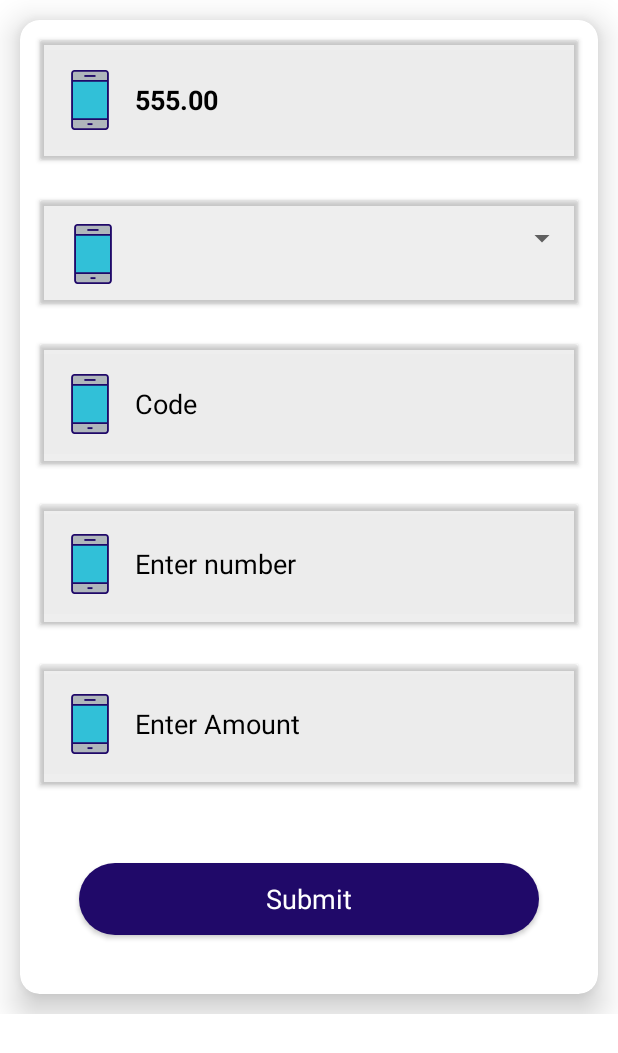
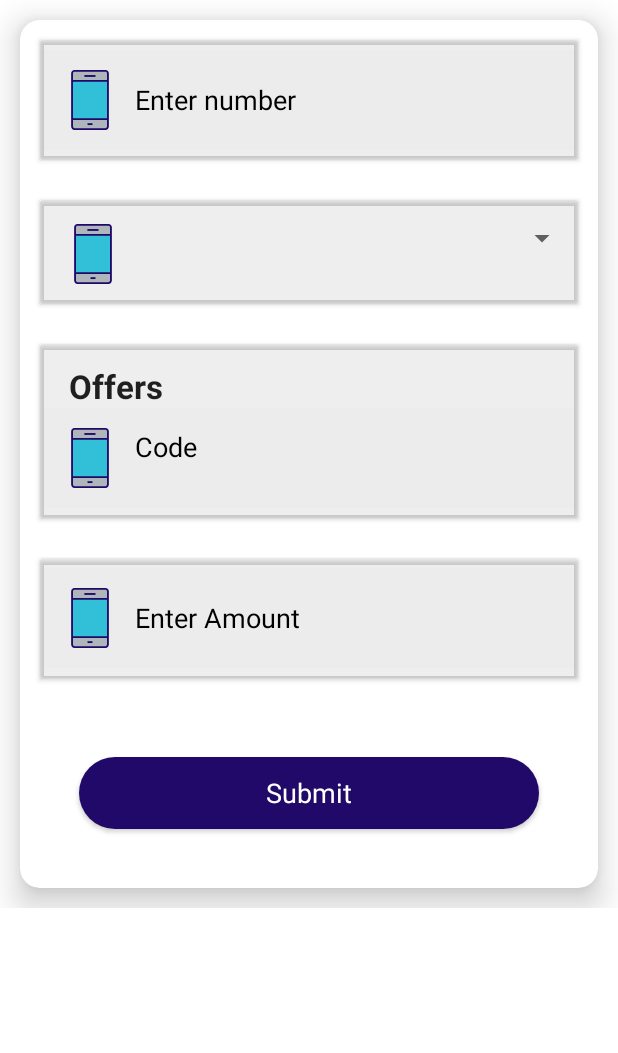
Before and after one commit to Jitendraneepanlok/paygl, an Android app: the layout fragment_prepaid_recharge.xml on its own in the app's theme, with its tools: preview values and no code run, on a phone screen of 412 x 824 dp. Shown: the top 1053 px of the screen. Run offline under Robolectric (Android 15) with nearby library versions, the phone set to English and light mode, and no system bars.

Commit message:
change in prepaid and dth rechare ui

```diff
--- a/app/src/main/java/com/mlm/payment/paygl/Navigation/ui/dth/DthFragment.kt
+++ b/app/src/main/java/com/mlm/payment/paygl/Navigation/ui/dth/DthFragment.kt
@@ -40,7 +40,7 @@ class DthFragment : Fragment() {
     private lateinit var selectedoperator: String
     private  var operatorlist: ArrayList<Operator>? =null
     private var planname: ArrayList<ViewPlan>? = null
-    private lateinit var etplan: AppCompatEditText
+    private lateinit var etplan: AppCompatTextView
     private lateinit var btnpay: AppCompatButton
     private lateinit var etamount :AppCompatEditText
     private lateinit var etnumber: AppCompatEditText
--- a/app/src/main/java/com/mlm/payment/paygl/Navigation/ui/prepaid/PrepaidFragment.kt
+++ b/app/src/main/java/com/mlm/payment/paygl/Navigation/ui/prepaid/PrepaidFragment.kt
@@ -38,7 +38,7 @@ class PrepaidFragment : Fragment() {
     private var planname: ArrayList<ViewPlan>? = null
     private lateinit var dashboardid: String
     private lateinit var selectedoperator: String
-    private lateinit var etplan: AppCompatEditText
+    private lateinit var etplan: AppCompatTextView
     private lateinit var btnpay: AppCompatButton
     private lateinit var etamount :AppCompatEditText
     private lateinit var etnumber: AppCompatEditText
--- a/app/src/main/res/layout/fragment_prepaid_recharge.xml
+++ b/app/src/main/res/layout/fragment_prepaid_recharge.xml
@@ -30,7 +30,7 @@
                         android:layout_height="wrap_content">
 
                         <androidx.cardview.widget.CardView
-                            android:id="@+id/card1"
+                            android:id="@+id/card4"
                             android:layout_width="match_parent"
                             android:layout_height="wrap_content"
                             android:layout_margin="@dimen/_10sdp"
@@ -43,25 +43,20 @@
                                 android:paddingBottom="@dimen/_5sdp">
 
                                 <androidx.appcompat.widget.AppCompatEditText
-                                    android:id="@+id/etwalletbalance"
+                                    android:id="@+id/etnumber"
                                     android:layout_width="match_parent"
                                     android:layout_height="wrap_content"
                                     android:layout_alignParentLeft="true"
                                     android:background="@color/ripple"
                                     android:backgroundTint="@color/ripple"
-                                    android:clickable="false"
                                     android:drawableLeft="@drawable/ic_smartphone"
                                     android:drawablePadding="10dp"
-                                    android:editable="false"
-                                    android:enabled="false"
-                                    android:focusable="false"
-                                    android:focusableInTouchMode="false"
-                                    android:hint="@string/wallet_price"
+                                    android:hint="@string/enter_number"
+                                    android:inputType="number"
                                     android:padding="@dimen/_10sdp"
                                     android:textAppearance="@style/TextAppearance.AppCompat.Medium"
                                     android:textColor="@color/black"
-                                    android:textColorHint="@color/black"
-                                    android:textStyle="bold" />
+                                    android:textColorHint="@color/black" />
 
 
                             </RelativeLayout>
@@ -73,8 +68,8 @@
                             android:id="@+id/card2"
                             android:layout_width="match_parent"
                             android:layout_height="wrap_content"
-                            android:layout_below="@+id/card1"
                             android:layout_margin="@dimen/_10sdp"
+                            android:layout_below="@+id/card4"
                             app:cardBackgroundColor="@color/ripple">
 
                             <RelativeLayout
@@ -122,16 +117,26 @@
                                 android:paddingTop="@dimen/_5sdp"
                                 android:paddingBottom="@dimen/_5sdp">
 
-                                <androidx.appcompat.widget.AppCompatEditText
+                                <androidx.appcompat.widget.AppCompatTextView
+                                    android:id="@+id/tv1"
+                                    android:layout_width="match_parent"
+                                    android:layout_height="wrap_content"
+                                    android:layout_marginStart="@dimen/_15sdp"
+                                    android:text="@string/offers"
+                                    android:textAppearance="@style/TextAppearance.AppCompat.Large"
+                                    android:textStyle="bold"
+                                    android:paddingTop="@dimen/_5sdp"/>
+
+                                <androidx.appcompat.widget.AppCompatTextView
                                     android:id="@+id/etplan"
                                     android:layout_width="match_parent"
                                     android:layout_height="wrap_content"
+                                    android:layout_below="@+id/tv1"
                                     android:layout_alignParentLeft="true"
                                     android:background="@color/ripple"
                                     android:backgroundTint="@color/ripple"
                                     android:drawableLeft="@drawable/ic_smartphone"
                                     android:drawablePadding="10dp"
-                                    android:focusable="false"
                                     android:hint="@string/code"
                                     android:inputType="textImeMultiLine"
                                     android:padding="@dimen/_10sdp"
@@ -146,47 +151,12 @@
                         </androidx.cardview.widget.CardView>
 
 
-                        <androidx.cardview.widget.CardView
-                            android:id="@+id/card4"
-                            android:layout_below="@+id/card3"
-                            android:layout_width="match_parent"
-                            android:layout_height="wrap_content"
-                            android:layout_margin="@dimen/_10sdp"
-                            app:cardBackgroundColor="@color/ripple">
-
-                            <RelativeLayout
-                                android:layout_width="match_parent"
-                                android:layout_height="wrap_content"
-                                android:paddingTop="@dimen/_5sdp"
-                                android:paddingBottom="@dimen/_5sdp">
-
-                                <androidx.appcompat.widget.AppCompatEditText
-                                    android:id="@+id/etnumber"
-                                    android:layout_width="match_parent"
-                                    android:layout_height="wrap_content"
-                                    android:layout_alignParentLeft="true"
-                                    android:background="@color/ripple"
-                                    android:backgroundTint="@color/ripple"
-                                    android:drawableLeft="@drawable/ic_smartphone"
-                                    android:drawablePadding="10dp"
-                                    android:hint="@string/enter_number"
-                                    android:inputType="number"
-                                    android:padding="@dimen/_10sdp"
-                                    android:textAppearance="@style/TextAppearance.AppCompat.Medium"
-                                    android:textColor="@color/black"
-                                    android:textColorHint="@color/black" />
-
-
-                            </RelativeLayout>
-
-
-                        </androidx.cardview.widget.CardView>
 
 
 
                         <androidx.cardview.widget.CardView
                             android:id="@+id/card5"
-                            android:layout_below="@+id/card4"
+                            android:layout_below="@+id/card3"
                             android:layout_width="match_parent"
                             android:layout_height="wrap_content"
                             android:layout_margin="@dimen/_10sdp"
--- a/app/src/main/res/values/strings.xml
+++ b/app/src/main/res/values/strings.xml
@@ -159,6 +159,7 @@
     <string name="ettransactionid">Enter Transaction Id</string>
     <string name="sucess">Sucess !</string>
     <string name="ok_thank">OK THANKS</string>
+    <string name="offers">Offers</string>
 
 
     <string-array name="dth_operator">
```
Also changed, not shown: app/src/main/java/com/mlm/payment/paygl/Navigation/ui/home/HomeFragment.kt (+1 -8 lines), app/src/main/res/layout/fragment_dth.xml (+91 -124 lines).
